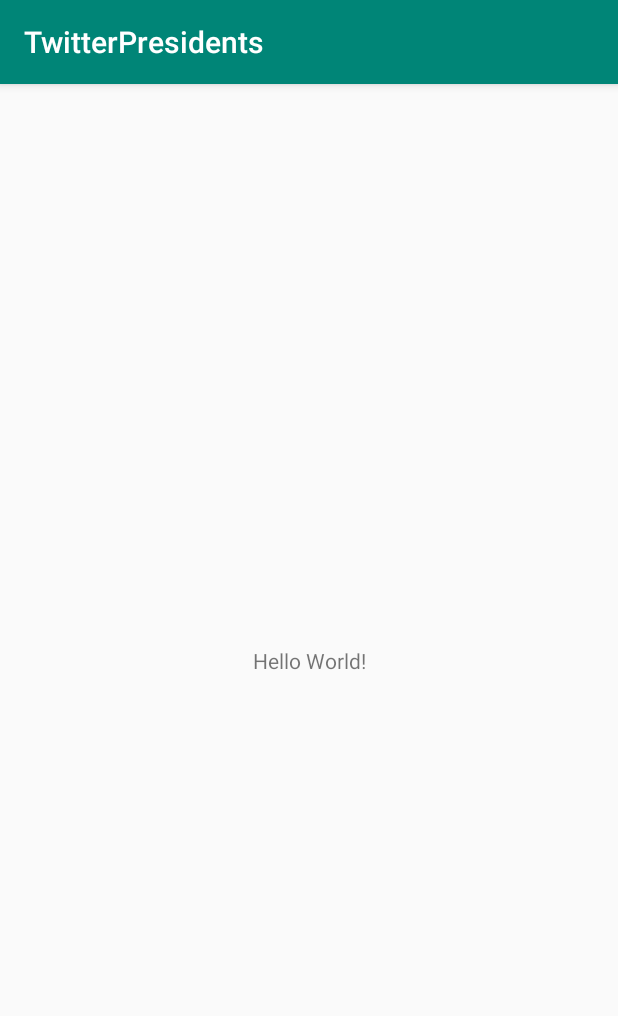
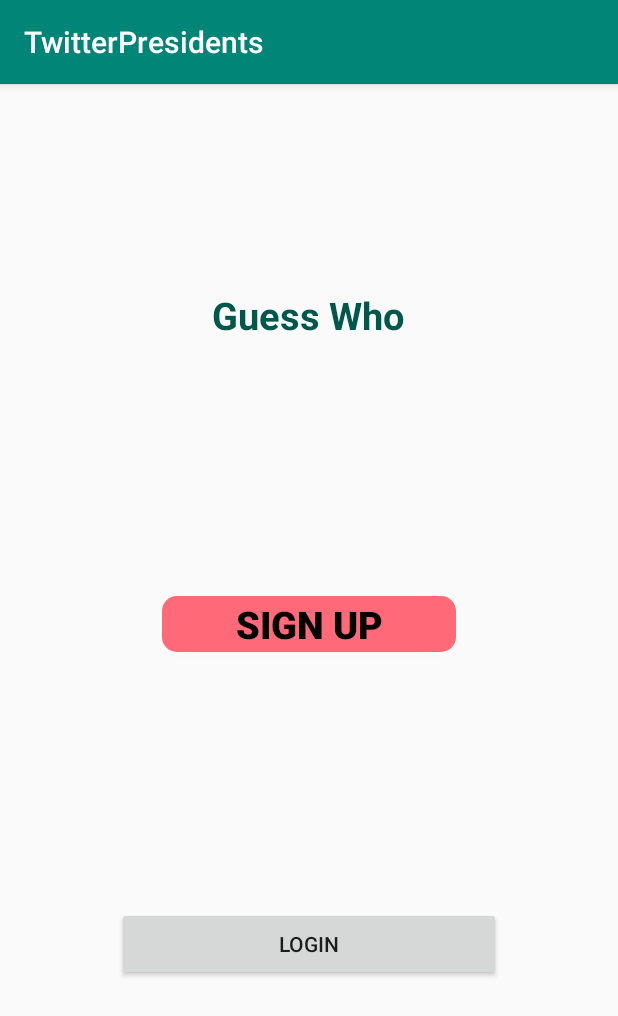
Before and after one commit to build-week-guess-who/Android, an Android app: the screen it shows after launch (LaunchPage), on a phone screen of 412 x 824 dp. Shown: the top 1016 px of the screen. Run offline under Robolectric (Android 15) with nearby library versions, the phone set to English and light mode, and no system bars.

Commit message:
add PrimaryPink and secondaryYellow to colors.xml create sign in button and round its edges create login button

```diff
--- /dev/null
+++ b/app/src/main/res/drawable/rounded_button.xml
@@ -0,0 +1,7 @@
+<?xml version="1.0" encoding="utf-8"?>
+<shape xmlns:android="http://schemas.android.com/apk/res/android"
+android:shape = "rectangle">
+
+    <solid android:color = "#FF6978"> </solid>
+    <corners android:radius = "10dp"/>
+</shape>
--- a/app/src/main/res/layout/activity_main.xml
+++ b/app/src/main/res/layout/activity_main.xml
@@ -7,12 +7,46 @@
     tools:context=".activity.LaunchPage">
 
     <TextView
+        android:id="@+id/textView"
         android:layout_width="wrap_content"
         android:layout_height="wrap_content"
-        android:text="Hello World!"
+        android:text="Guess Who"
+        android:textColor="@color/colorPrimaryDark"
+        android:textSize="25sp"
+        android:textStyle="bold"
         app:layout_constraintBottom_toBottomOf="parent"
+        app:layout_constraintHorizontal_bias="0.498"
         app:layout_constraintLeft_toLeftOf="parent"
         app:layout_constraintRight_toRightOf="parent"
-        app:layout_constraintTop_toTopOf="parent" />
+        app:layout_constraintTop_toTopOf="parent"
+        app:layout_constraintVertical_bias="0.186" />
 
+    <Button
+        android:id="@+id/button4"
+        android:layout_width="196dp"
+        android:layout_height="37dp"
+        android:layout_centerHorizontal="true"
+        android:layout_centerVertical="true"
+        android:background="@drawable/rounded_button"
+        android:shape="ring"
+        android:text="Sign Up"
+        android:textColor="#000"
+        android:textSize="25dp"
+        android:textStyle="bold"
+        app:layout_constraintBottom_toTopOf="@+id/button3"
+        app:layout_constraintEnd_toEndOf="parent"
+        app:layout_constraintHorizontal_bias="0.5"
+        app:layout_constraintStart_toStartOf="parent"
+        app:layout_constraintTop_toBottomOf="@+id/textView" />
+
+    <Button
+        android:id="@+id/button3"
+        android:layout_width="256dp"
+        android:layout_height="49dp"
+        android:text="Login"
+        app:layout_constraintBottom_toBottomOf="parent"
+        app:layout_constraintEnd_toEndOf="parent"
+        app:layout_constraintHorizontal_bias="0.5"
+        app:layout_constraintStart_toStartOf="parent"
+        app:layout_constraintTop_toBottomOf="@+id/button4" />
 </androidx.constraintlayout.widget.ConstraintLayout>
--- a/app/src/main/res/values/colors.xml
+++ b/app/src/main/res/values/colors.xml
@@ -3,4 +3,6 @@
     <color name="colorPrimary">#008577</color>
     <color name="colorPrimaryDark">#00574B</color>
     <color name="colorAccent">#D81B60</color>
+    <color name = "primaryPink">#ff6978</color>
+    <color name = "secondaryYellow">#F0F66E</color>
 </resources>
```
